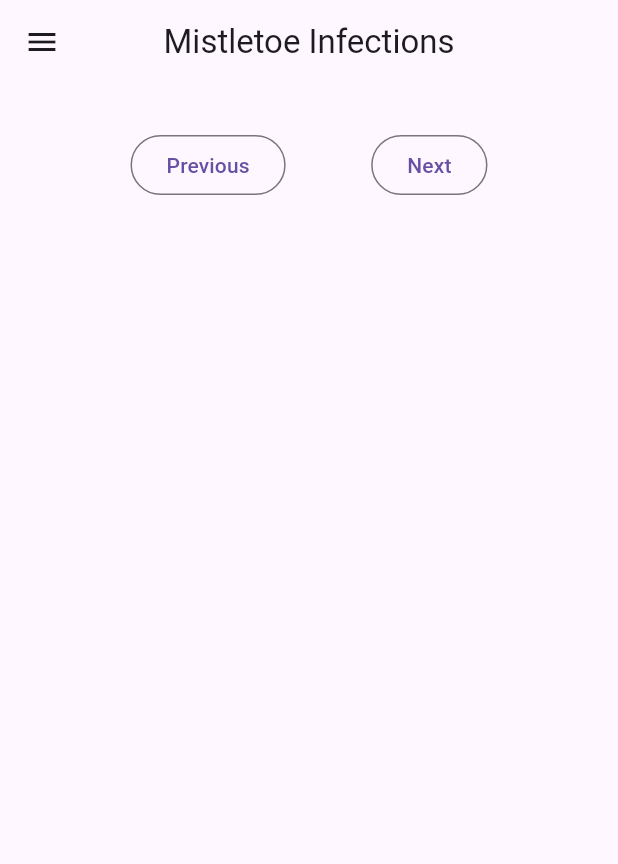
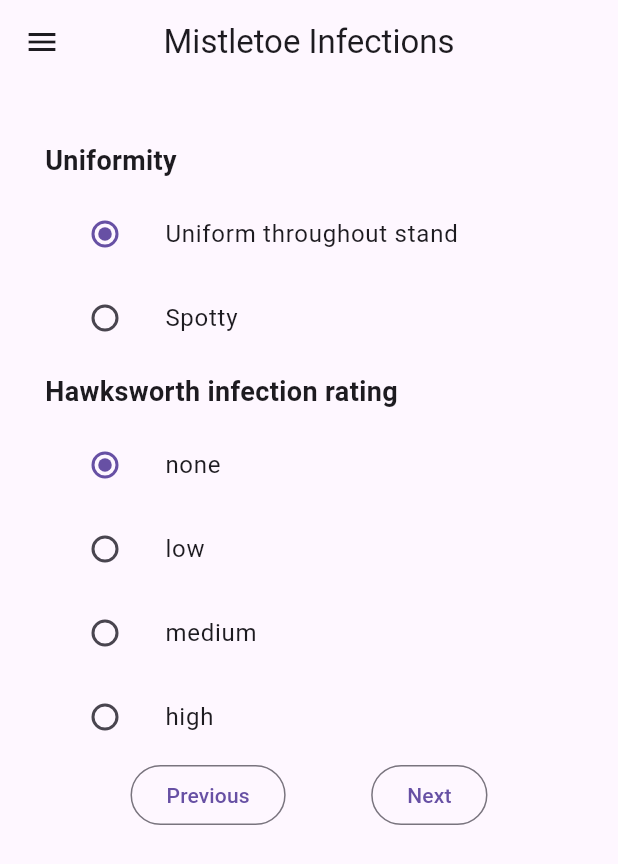
Before and after one commit to wleejess/forestryapp, a Flutter app: the screen it shows after launch, in the side drawer, after a tap on "Mistletoe", on a phone screen of 412 x 824 dp. Shown: the top 864 px of the screen. Run offline on Flutter 3.47's test engine with Material 3 defaults, Android fonts, the phone set to English and light mode, and no system bars.

Commit message:
Add radio options for uniformity and hawksworth infection rating

```diff
--- a/lib/screens/mistletoe_screen.dart
+++ b/lib/screens/mistletoe_screen.dart
@@ -34,13 +34,27 @@ class MistletoeScreen extends StatelessWidget {
       title: _title,
       body: Column(
         children: <Widget>[
+          Wrap(
+            children: <Widget>[
+              RadioOptions(
+                header: _uniformityHeading,
+                options: _uniformityOptions,
+                onSelected: (i) {},
+              ),
+              RadioOptions(
+                header: _hawksworthHeading,
+                options: _hawksworthOptions,
+                onSelected: (i) {},
+              ),
+            ],
+          ),
           Row(
             mainAxisAlignment: MainAxisAlignment.spaceEvenly,
             children: [
               _buildButtonPrevious(context),
               _buildButtonNext(context),
             ],
-          )
+          ),
         ],
       ),
     );
```
